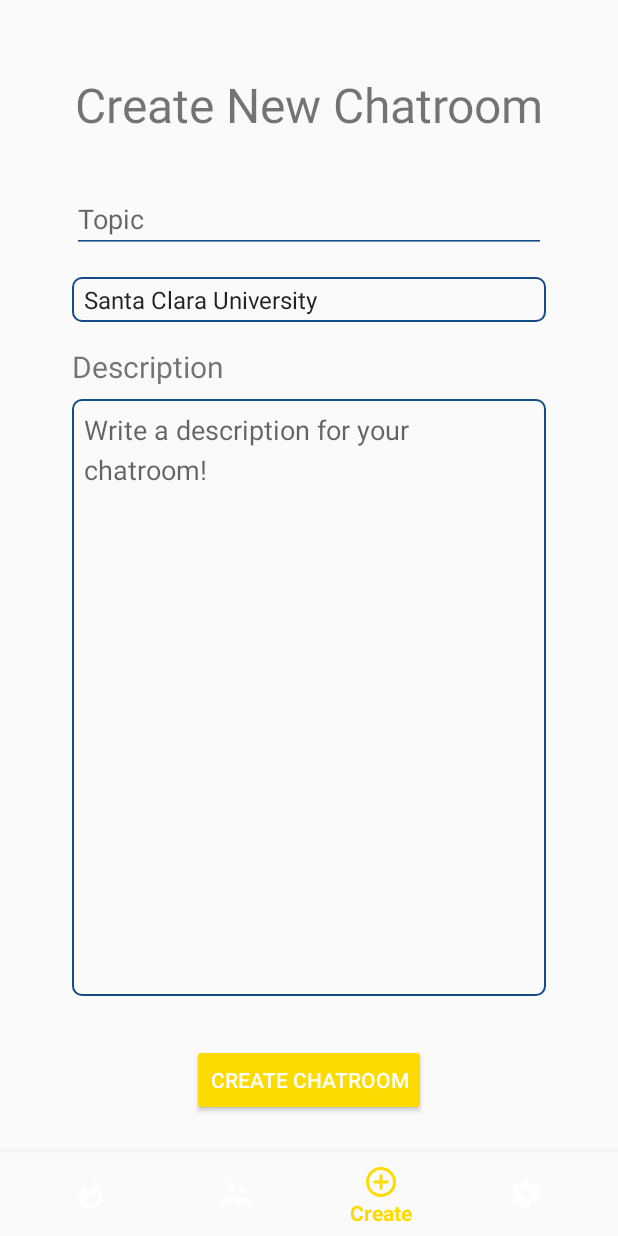
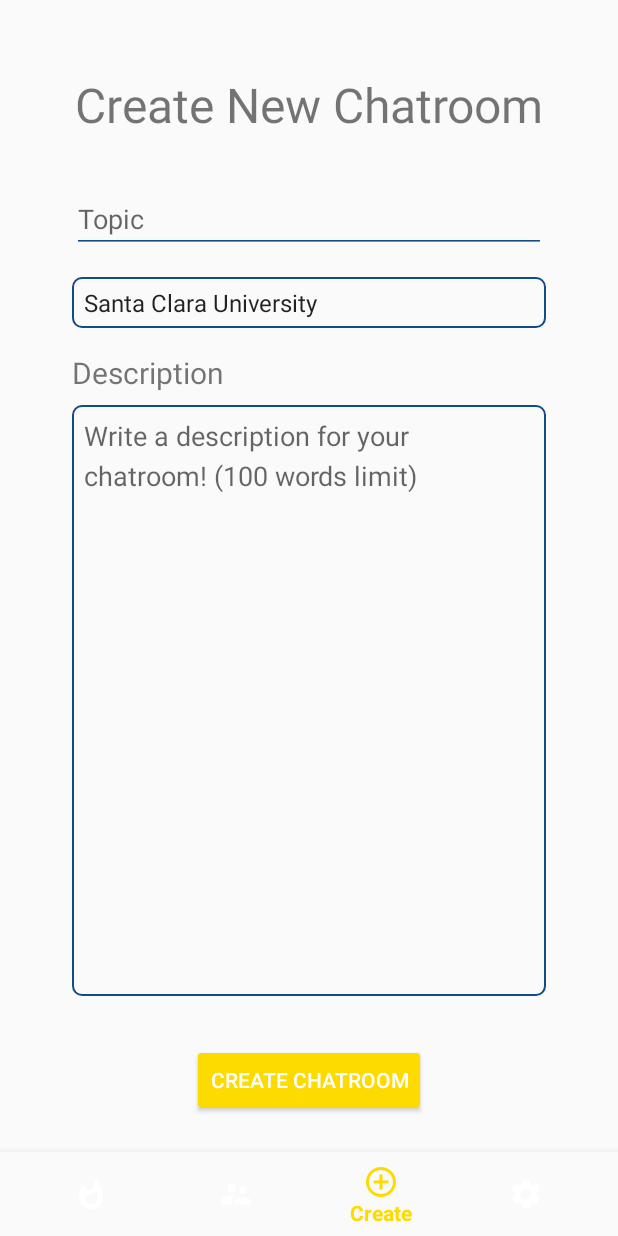
Before and after one commit to yuxiachen/BlindChat, an Android app: the screen it shows after launch once a user with an empty profile is signed in (MainActivity), item 3 of the bottom bar chosen, on a phone screen of 412 x 824 dp. Run offline under Robolectric (Android 15) with nearby library versions, the phone set to English and light mode, and no system bars; our stand-ins replace Firebase (no records; nobody signed in at launch, a user with empty details on screens opened directly).

Commit message:
some small adjustment on layout

```diff
--- a/app/src/main/res/layout/fragment_create.xml
+++ b/app/src/main/res/layout/fragment_create.xml
@@ -38,8 +38,8 @@
         android:layout_marginLeft="48dp"
         android:layout_marginRight="48dp"
         android:layout_marginTop="16dp"
-        android:paddingTop="4dp"
-        android:paddingBottom="4dp"
+        android:paddingTop="6dp"
+        android:paddingBottom="6dp"
         android:entries="@array/school_in_california"
         android:background="@drawable/border"
         app:layout_constraintTop_toBottomOf="@+id/topic_fragment_create"
@@ -68,7 +68,7 @@
         android:layout_marginBottom="32dp"
         android:background="@drawable/border"
         android:gravity="start|top"
-        android:hint="Write a description for your chatroom!"
+        android:hint="Write a description for your chatroom! (100 words limit)"
         android:inputType="textMultiLine"
         android:lineSpacingExtra="5dp"
         android:padding="8dp"
--- a/app/src/main/res/layout/item_joined_room.xml
+++ b/app/src/main/res/layout/item_joined_room.xml
@@ -19,7 +19,6 @@
         android:layout_width="wrap_content"
         android:layout_height="wrap_content"
         android:text="scu"
-        android:textStyle="bold"
         android:textSize="18dp"
         android:layout_marginTop="8dp"
         app:layout_constraintLeft_toLeftOf="parent"
--- a/app/src/main/res/layout/item_room.xml
+++ b/app/src/main/res/layout/item_room.xml
@@ -19,7 +19,6 @@
         android:layout_width="wrap_content"
         android:layout_height="wrap_content"
         android:text="scu"
-        android:textStyle="bold"
         android:textSize="18dp"
         android:layout_marginTop="8dp"
         app:layout_constraintLeft_toLeftOf="parent"
```
